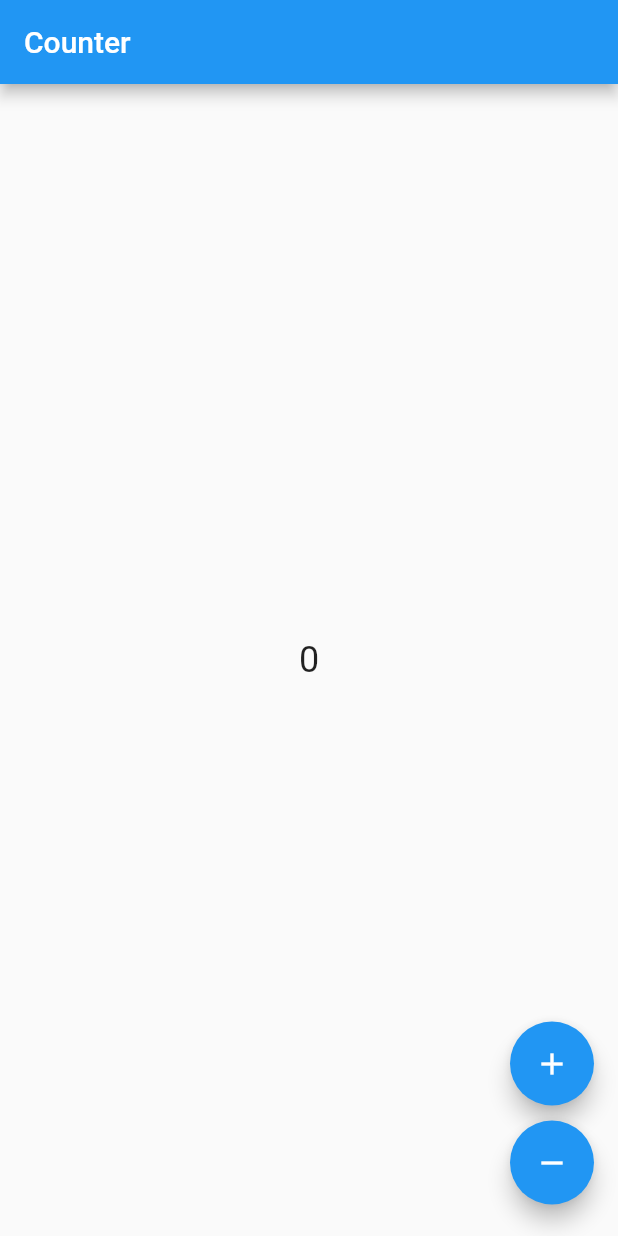
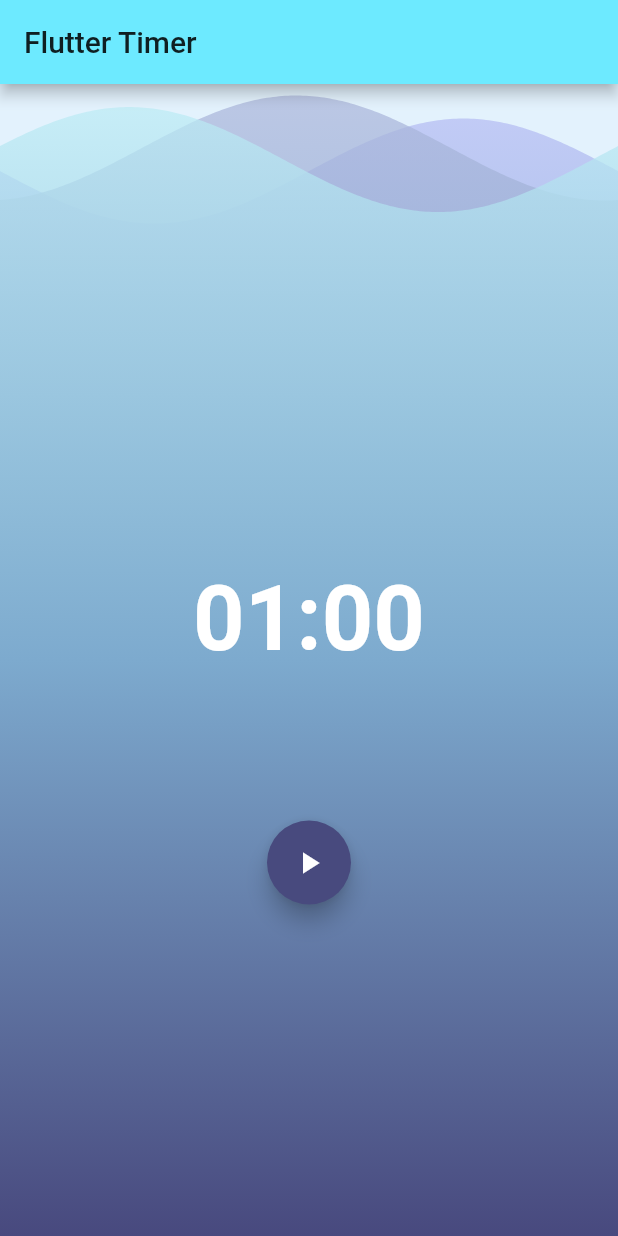
Before and after one commit to vagnerbraga/flutter_weather, a Flutter app: the screen it shows after launch, on a phone screen of 412 x 824 dp. Run offline on Flutter 3.47's test engine with Material 2 defaults, Android fonts, the phone set to English and light mode, and no system bars; drawn by our look-alikes of wave; our stand-ins replace bloc, equatable, flutter_bloc.

Commit message:
Inicio dos teste de bloc - Timer

```diff
--- a/lib/main.dart
+++ b/lib/main.dart
@@ -1,9 +1,8 @@
 import 'package:flutter/material.dart';
-
 import 'package:flutter_bloc/flutter_bloc.dart';
-
-import 'package:flutter_weather/src/models/counter_bloc.dart';
-import 'package:flutter_weather/src/pages/counter_page.dart';
+import 'package:flutter_weather/src/models/bloc.dart';
+import 'package:flutter_weather/src/models/ticker.dart';
+import 'package:flutter_weather/src/pages/timer.dart';
 
 void main() => runApp(MyApp());
 
@@ -11,10 +10,15 @@ class MyApp extends StatelessWidget {
   @override
   Widget build(BuildContext context) {
     return MaterialApp(
-      title: 'Flutter Demo',
-      home: BlocProvider<CounterBloc>(
-        builder: (context) => CounterBloc(),
-        child: CounterPage(),
+      theme: ThemeData(
+        primaryColor: Color.fromRGBO(109, 234, 255, 1),
+        accentColor: Color.fromRGBO(72, 74, 126, 1),
+        brightness: Brightness.dark,
+      ),
+      title: 'Flutter Timer',
+      home: BlocProvider(
+        builder: (context) => TimerBloc(ticker: Ticker()),
+        child: Timer(),
       ),
     );
   }
--- /dev/null
+++ b/lib/src/enumered/timer_event.dart
@@ -0,0 +1,40 @@
+import 'package:equatable/equatable.dart';
+import 'package:meta/meta.dart';
+
+@immutable
+abstract class TimerEvent extends Equatable {
+  TimerEvent([List props = const []]) : super(props);
+}
+
+class Start extends TimerEvent {
+  final int duration;
+
+  Start({@required this.duration}) : super([duration]);
+
+  @override
+  String toString() => "Start { duration: $duration }";
+}
+
+class Pause extends TimerEvent {
+  @override
+  String toString() => "Pause";
+}
+
+class Resume extends TimerEvent {
+  @override
+  String toString() => "Resume";
+}
+
+class Reset extends TimerEvent {
+  @override
+  String toString() => "Reset";
+}
+
+class Tick extends TimerEvent {
+  final int duration;
+
+  Tick({@required this.duration}) : super([duration]);
+
+  @override
+  String toString() => "Tick { duration: $duration }";
+}
--- /dev/null
+++ b/lib/src/enumered/timer_states.dart
@@ -0,0 +1,38 @@
+import 'package:equatable/equatable.dart';
+import 'package:meta/meta.dart';
+
+@immutable
+abstract class TimerState extends Equatable {
+  final int duration;
+
+  TimerState(this.duration, [List props = const []])
+      : super([duration]..addAll(props));
+}
+
+class Ready extends TimerState {
+  Ready(int duration) : super(duration);
+
+  @override
+  String toString() => "Ready { duration: $duration }";
+}
+
+class Paused extends TimerState {
+  Paused(int duration) : super(duration);
+
+  @override
+  String toString() => 'Paused { duration: $duration }';
+}
+
+class Running extends TimerState {
+  Running(int duration) : super(duration);
+
+  @override
+  String toString() => 'Running { duration: $duration }';
+}
+
+class Finished extends TimerState {
+  Finished() : super(0);
+
+  @override
+  String toString() => 'Finished';
+}
--- /dev/null
+++ b/lib/src/models/bloc.dart
@@ -0,0 +1,3 @@
+export 'timer_bloc.dart';
+export 'package:flutter_weather/src/enumered/timer_event.dart';
+export 'package:flutter_weather/src/enumered/timer_states.dart';
--- /dev/null
+++ b/lib/src/models/ticker.dart
@@ -0,0 +1,6 @@
+class Ticker {
+  Stream<int> tick({int ticks}) {
+    return Stream.periodic(Duration(seconds: 1), (x) => ticks - x - 1)
+        .take(ticks);
+  }
+}
--- /dev/null
+++ b/lib/src/models/timer_bloc.dart
@@ -0,0 +1,75 @@
+import 'dart:async';
+import 'package:bloc/bloc.dart';
+import 'package:flutter_weather/src/models/ticker.dart';
+
+import 'package:meta/meta.dart';
+import 'package:flutter_weather/src/enumered/timer_event.dart';
+import 'package:flutter_weather/src/enumered/timer_states.dart';
+
+class TimerBloc extends Bloc<TimerEvent, TimerState> {
+
+  final Ticker _ticker;
+  final int _duration = 60;
+
+  StreamSubscription<int> _tickerSubscription;
+
+  TimerBloc({@required Ticker ticker}) : assert(ticker !=null), _ticker = ticker;
+
+  @override
+  TimerState get initialState => Ready(_duration); // TODO: implement initialState;
+
+  @override
+  Stream<TimerState> mapEventToState(TimerEvent event, ) async* {
+
+    if(event is Start) {
+      yield* _mapStartToState(event);
+    }else if(event is Pause) {
+      yield* _mapPauseToState(event);
+    }else if (event is Resume){
+      yield* _mapResumeToState(event);
+    } else if (event is Reset) {
+      yield* _mapResetToState(event);
+    } else if(event is Tick){
+      yield* _mapTickToState(event);
+    }
+  }
+
+  @override
+  void dispose() {
+    _tickerSubscription.cancel();
+    super.dispose();
+  }
+
+  Stream<TimerState> _mapStartToState(Start start) async* {
+    yield Running(start.duration);
+    _tickerSubscription?.cancel();
+    _tickerSubscription = _ticker.tick(ticks: start.duration).listen((duration) {
+        dispatch(Tick(duration: duration));
+      },
+    );
+  }
+
+  Stream<TimerState> _mapPauseToState(Pause pause) async* {
+    final state = currentState;
+    if (state is Running) {
+      _tickerSubscription?.pause();
+      yield Paused(state.duration);
+    }
+  }
+
+  Stream<TimerState> _mapResumeToState(Resume pause) async* {
+    final state = currentState;
+    if (state is Paused) {
+      _tickerSubscription?.resume();
+      yield Running(state.duration);
+    }
+  }
+
+  Stream<TimerState> _mapResetToState(Reset reset) async* {
+    _tickerSubscription?.cancel();
+    yield Ready(_duration);
+  }
+  Stream<TimerState> _mapTickToState(Tick tick) async* {
+    yield tick.duration > 0 ? Running(tick.duration) : Finished();
+  }
+}
--- /dev/null
+++ b/lib/src/pages/actions.dart
@@ -0,0 +1,62 @@
+import 'package:flutter/material.dart';
+import 'package:flutter_bloc/flutter_bloc.dart';
+import 'package:flutter_weather/src/models/bloc.dart';
+
+class ActionsControl extends StatelessWidget {
+  @override
+  Widget build(BuildContext context) {
+    return Row(
+      mainAxisAlignment: MainAxisAlignment.spaceEvenly,
+      children: _mapStateToActionButtons(
+        timerBloc: BlocProvider.of<TimerBloc>(context),
+      ),
+    );
+  }
+
+  List<Widget> _mapStateToActionButtons({
+    TimerBloc timerBloc,
+  }) {
+    final TimerState state = timerBloc.currentState;
+    if (state is Ready) {
+      return [
+        FloatingActionButton(
+          child: Icon(Icons.play_arrow),
+          onPressed: () => timerBloc.dispatch(Start(duration: state.duration)),
+        ),
+      ];
+    }
+    if (state is Running) {
+      return [
+        FloatingActionButton(
+          child: Icon(Icons.pause),
+          onPressed: () => timerBloc.dispatch(Pause()),
+        ),
+        FloatingActionButton(
+          child: Icon(Icons.replay),
+          onPressed: () => timerBloc.dispatch(Reset()),
+        ),
+      ];
+    }
+    if (state is Paused) {
+      return [
+        FloatingActionButton(
+          child: Icon(Icons.play_arrow),
+          onPressed: () => timerBloc.dispatch(Resume()),
+        ),
+        FloatingActionButton(
+          child: Icon(Icons.replay),
+          onPressed: () => timerBloc.dispatch(Reset()),
+        ),
+      ];
+    }
+    if (state is Finished) {
+      return [
+        FloatingActionButton(
+          child: Icon(Icons.replay),
+          onPressed: () => timerBloc.dispatch(Reset()),
+        ),
+      ];
+    }
+    return [];
+  }
+}
--- /dev/null
+++ b/lib/src/pages/background.dart
@@ -0,0 +1,37 @@
+import 'package:flutter/material.dart';
+import 'package:wave/wave.dart';
+import 'package:wave/config.dart';
+
+class Background extends StatelessWidget {
+  @override
+  Widget build(BuildContext context) {
+    return WaveWidget(
+      config: CustomConfig(
+        gradients: [
+          [
+            Color.fromRGBO(72, 74, 126, 1),
+            Color.fromRGBO(125, 170, 206, 1),
+            Color.fromRGBO(184, 189, 245, 0.7)
+          ],
+          [
+            Color.fromRGBO(72, 74, 126, 1),
+            Color.fromRGBO(125, 170, 206, 1),
+            Color.fromRGBO(172, 182, 219, 0.7)
+          ],
+          [
+            Color.fromRGBO(72, 73, 126, 1),
+            Color.fromRGBO(125, 170, 206, 1),
+            Color.fromRGBO(190, 238, 246, 0.7)
+          ],
+        ],
+        durations: [19440, 10800, 6000],
+        heightPercentages: [0.03, 0.01, 0.02],
+        gradientBegin: Alignment.bottomCenter,
+        gradientEnd: Alignment.topCenter,
+      ),
+      size: Size(double.infinity, double.infinity),
+      waveAmplitude: 25,
+      backgroundColor: Colors.blue[50],
+    );
+  }
+}
--- /dev/null
+++ b/lib/src/pages/timer.dart
@@ -0,0 +1,56 @@
+import 'package:flutter/material.dart';
+import 'package:flutter_bloc/flutter_bloc.dart';
+import 'package:flutter_weather/src/models/bloc.dart';
+import 'package:flutter_weather/src/pages/background.dart';
+import 'package:flutter_weather/src/pages/actions.dart';
+
+class Timer extends StatelessWidget {
+  static const TextStyle timerTextStyle = TextStyle(
+    fontSize: 60,
+    fontWeight: FontWeight.bold,
+  );
+
+  @override
+  Widget build(BuildContext context) {
+    return Scaffold(
+      appBar: AppBar(title: Text('Flutter Timer')),
+      body: Stack(
+        children: [
+          Background(),
+          Column(
+            mainAxisAlignment: MainAxisAlignment.center,
+            crossAxisAlignment: CrossAxisAlignment.center,
+            children: <Widget>[
+              Padding(
+                padding: EdgeInsets.symmetric(vertical: 100.0),
+                child: Center(
+                  child: BlocBuilder<TimerBloc, TimerState>(
+                    builder: (context, state) {
+                      final String minutesStr = ((state.duration / 60) % 60)
+                          .floor()
+                          .toString()
+                          .padLeft(2, '0');
+                      final String secondsStr = (state.duration % 60)
+                          .floor()
+                          .toString()
+                          .padLeft(2, '0');
+                      return Text(
+                        '$minutesStr:$secondsStr',
+                        style: Timer.timerTextStyle,
+                      );
+                    },
+                  ),
+                ),
+              ),
+              BlocBuilder<TimerBloc, TimerState>(
+                condition: (previousState, currentState) =>
+                currentState.runtimeType != previousState.runtimeType,
+                builder: (context, state) => ActionsControl(),
+              ),
+            ],
+          ),
+        ],
+      ),
+    );
+  }
+}
--- a/pubspec.yaml
+++ b/pubspec.yaml
@@ -4,7 +4,7 @@ description: A new Flutter project.
 version: 1.0.0+1
 
 environment:
-  sdk: ">=2.0.0-dev.68.0 <3.0.0"
+  sdk: ">=2.2.2 <3.0.0"
 
 dependencies:
   flutter:
@@ -13,6 +13,8 @@ dependencies:
   http: ^0.12.0
   meta: ^1.1.6
   equatable: ^0.1.0
+  wave: ^0.0.8
+
 
 dev_dependencies:
   flutter_test:
```
Also changed, not shown: pubspec.lock.
